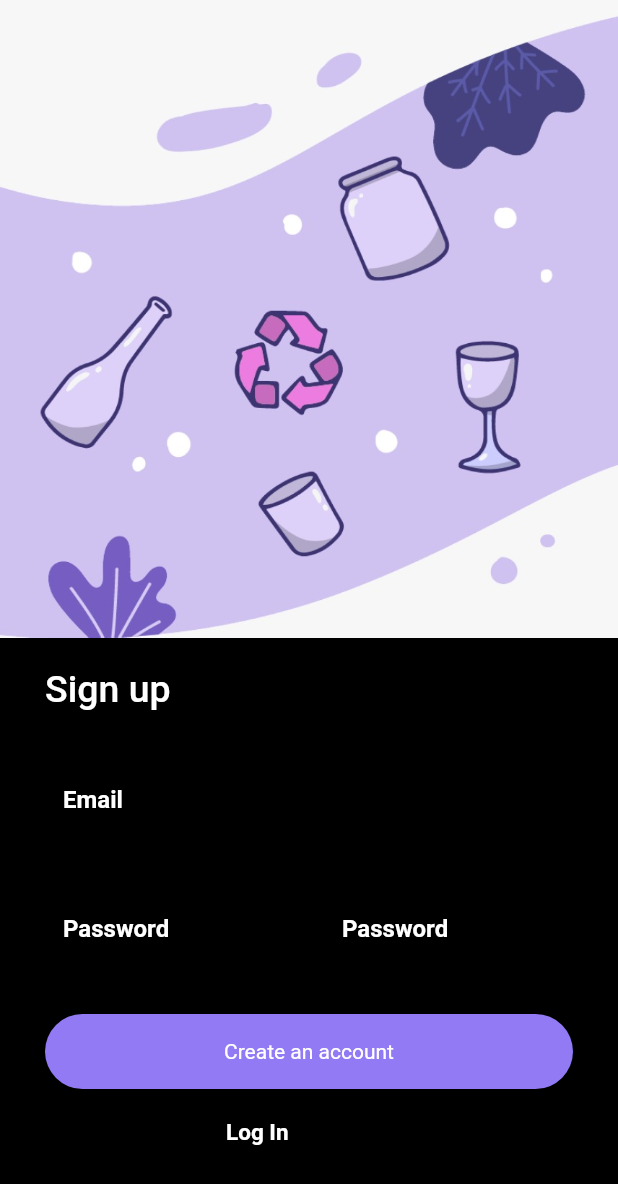
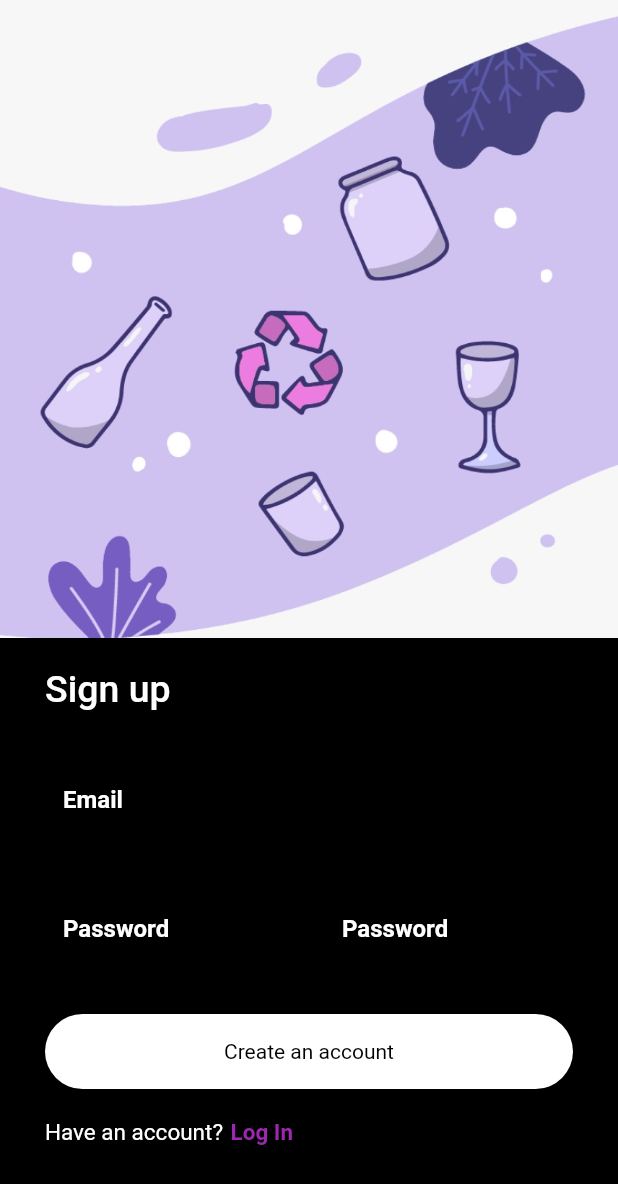
Before and after one commit to AshnahKhalidKhan/Flutter-Assignment-2, a Flutter app: the screen it shows after launch, after a tap on "Sign Up", on a phone screen of 412 x 824 dp. Shown: the top 1184 px of the screen. Run offline on Flutter 3.47's test engine with Material 2 defaults, Android fonts, the phone set to English and light mode, and no system bars.

Commit message:
Dark theme done

```diff
--- a/lib/Widgets/DarkThemeSignInScreen.dart
+++ b/lib/Widgets/DarkThemeSignInScreen.dart
@@ -182,6 +182,7 @@
                           "Don't have an account?",
                           style: TextStyle
                           (
+                            color: Colors.white,
                             fontSize: 15,
                           ),
                         ),
@@ -194,7 +195,7 @@
                             style: TextStyle
                             (
                               fontSize: 15,
-                              color: Colors.white,
+                              color: Colors.purple,
                               fontWeight: FontWeight.w700
                             ),
                           ),
@@ -450,13 +451,13 @@
                       'Create an account',
                       style: TextStyle
                       (
-                        color: Colors.white,
+                        color: Colors.black,
                         fontWeight: FontWeight.w400
                       ),
                     ),
                     style: const ButtonStyle
                     (
-                      backgroundColor: MaterialStatePropertyAll(Color.fromARGB(255, 146, 122, 244)),
+                      backgroundColor: MaterialStatePropertyAll(Colors.white),
                       minimumSize: MaterialStatePropertyAll(Size.fromHeight(50)),
                       maximumSize: MaterialStatePropertyAll(Size.infinite),
                     ),
@@ -472,10 +473,11 @@
                         "Have an account?",
                         style: TextStyle
                         (
+                          color: Colors.white,
                           fontSize: 15,
                         ),
                       ),
-                      const SizedBox(width: 2.0),
+                      const SizedBox(width: 5.0),
                       GestureDetector
                       (
                         child: const Text
@@ -484,7 +486,7 @@
                           style: TextStyle
                           (
                             fontSize: 15,
-                            color: Colors.white,
+                            color: Colors.purple,
                             fontWeight: FontWeight.w700
                           ),
                         ),
```
